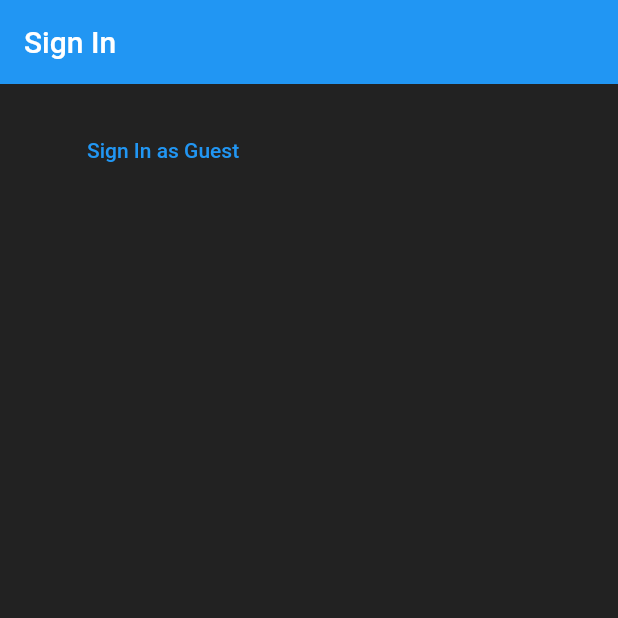
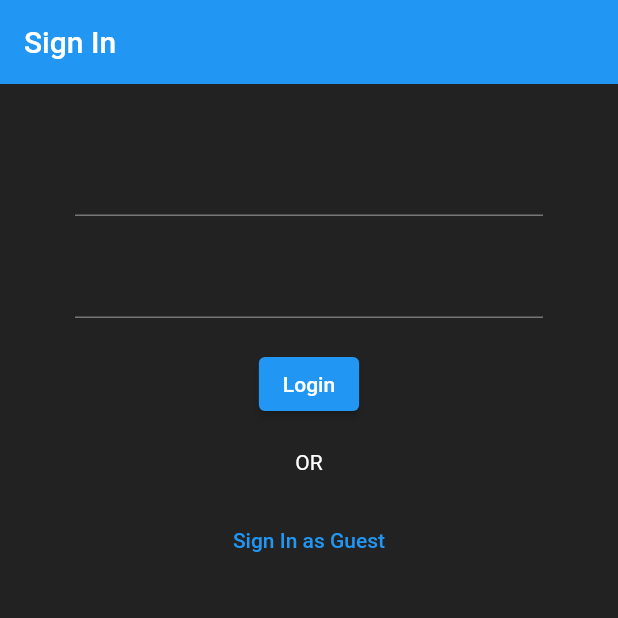
Before and after one commit to JDRanpariya/ReScholar, a Flutter app: the screen it shows after launch, on a phone screen of 412 x 824 dp, the top half of it. Run offline on Flutter 3.47's test engine with Material 2 defaults, Android fonts, the phone set to English and light mode, and no system bars; our stand-ins replace firebase_auth, fluentui_icons, persistent_bottom_nav_bar; accounts and stored records are empty; project files that could hold a hidden picture were left out.

Commit message:
added signin page

```diff
--- a/frontend/lib/screens/Authentication/signin.dart
+++ b/frontend/lib/screens/Authentication/signin.dart
@@ -11,6 +11,9 @@ class _SignInState extends State<SignIn> {
 
   @override
   Widget build(BuildContext context) {
+    String email = "";
+    String password = "";
+
     return Scaffold(
       backgroundColor: Colors.black87,
       appBar: AppBar(
@@ -20,8 +23,41 @@ class _SignInState extends State<SignIn> {
       ),
       body: Padding(
         padding: const EdgeInsets.symmetric(vertical: 20.0, horizontal: 50.0),
-        child: Container(
-          child: TextButton(
+        child: Form(
+            child: Column(
+          children: [
+            SizedBox(height: 20.0),
+            TextFormField(
+              onChanged: (val) {
+                setState(() => email = val);
+              },
+            ),
+            SizedBox(height: 20.0),
+            TextFormField(
+              obscureText: true,
+              onChanged: (val) {
+                setState(() => password = val);
+              },
+            ),
+            SizedBox(height: 20.0),
+            ElevatedButton(
+                child: Text(
+                  "Login",
+                  style: TextStyle(color: Colors.white),
+                ),
+                onPressed: () async {
+                  dynamic user = await _auth.signInAnon();
+                  if (user == null) {
+                    print("error signing in");
+                  } else {
+                    print("User Signed In");
+                    print(user);
+                  }
+                }),
+            SizedBox(height: 20.0),
+            Text("OR"),
+            SizedBox(height: 20.0),
+            TextButton(
               onPressed: () async {
                 dynamic user = await _auth.signInAnon();
                 if (user == null) {
@@ -33,7 +69,8 @@ class _SignInState extends State<SignIn> {
               },
               child: Text("Sign In as Guest"),
             ),
-        ),
+          ],
+        )),
       ),
     );
   }
```
Lines whose indentation alone changed are shown as unchanged.
